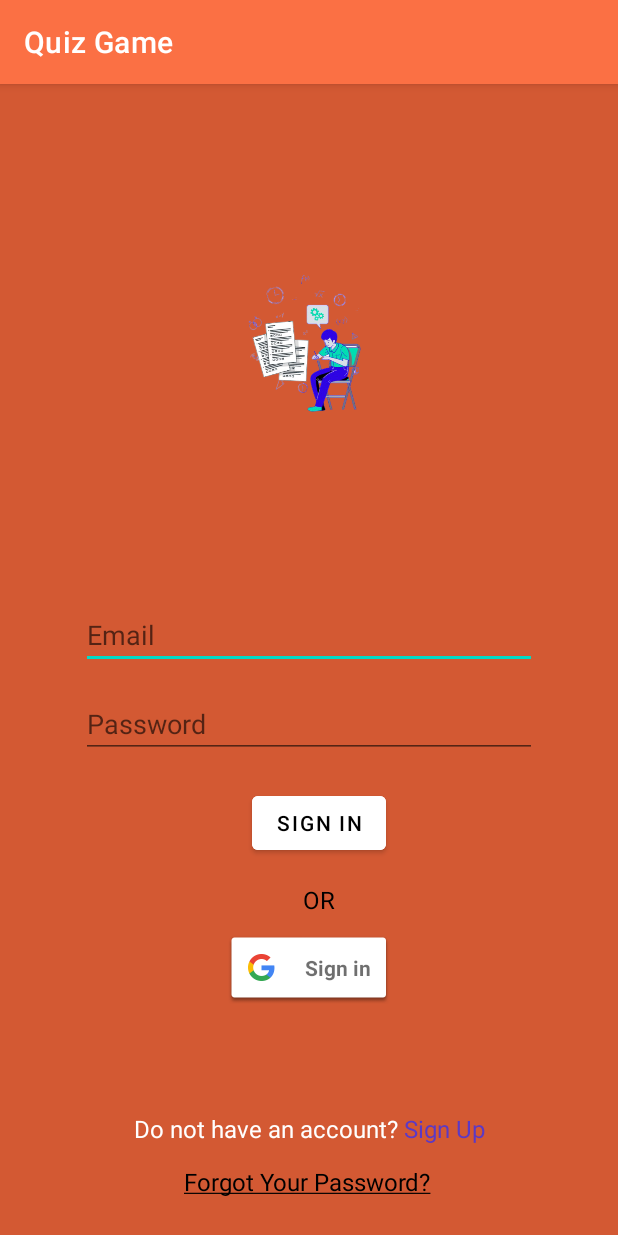
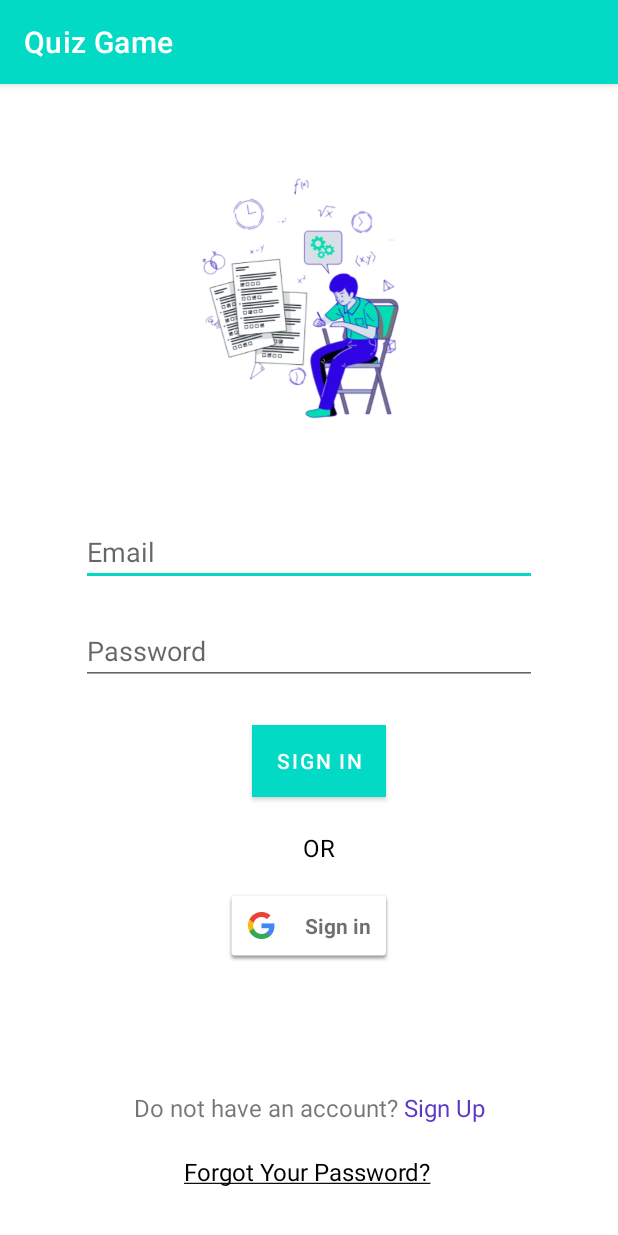
Before and after one commit to vip955529/OIBSIP-Quiz-Game, an Android app: the screen it shows after launch (Login_Page), on a phone screen of 412 x 824 dp. Run offline under Robolectric (Android 15) with nearby library versions, the light colour scheme and no system bars; our stand-ins replace Firebase (no records; nobody signed in at launch, a user with empty details on screens opened directly).

Commit message:
Change Logo

```diff
--- a/app/src/main/java/com/techvipin130524/quizgame/Login_Page.java
+++ b/app/src/main/java/com/techvipin130524/quizgame/Login_Page.java
@@ -1,4 +1,6 @@
 package com.techvipin130524.quizgame;
+
+import static com.techvipin130524.quizgame.util.Const.default_web_client_id;
 
 import android.content.Intent;
 import android.os.Bundle;
@@ -120,7 +122,7 @@ public class Login_Page extends AppCompatActivity {
     public void signinGoogle() {
         GoogleSignInOptions googleSignInOptions = new GoogleSignInOptions
                 .Builder(GoogleSignInOptions.DEFAULT_SIGN_IN)
-                .requestIdToken("318687690431-qjhikevolp7q2rgi6lrmrh5t3coqvh4v.apps.googleusercontent.com")
+                .requestIdToken(default_web_client_id)
                 .requestEmail()
                 .build();
 
@@ -153,7 +155,7 @@ public class Login_Page extends AppCompatActivity {
     private void firebaseSignInWithGoogle(Task<GoogleSignInAccount> task) {
         try {
             GoogleSignInAccount account = task.getResult(ApiException.class);
-            Toast.makeText(this, "Successfully", Toast.LENGTH_SHORT).show();
+            Toast.makeText(this, "Successfully : "+account.getEmail(), Toast.LENGTH_SHORT).show();
             Intent i = new Intent(Login_Page.this,MainActivity.class);
             startActivity(i);
             finish();
--- a/app/src/main/java/com/techvipin130524/quizgame/Quiz_Page.java
+++ b/app/src/main/java/com/techvipin130524/quizgame/Quiz_Page.java
@@ -241,6 +241,8 @@ public class Quiz_Page extends AppCompatActivity {
                 else {
                     Toast.makeText(Quiz_Page.this, "You answered all questions"
                             , Toast.LENGTH_SHORT).show();
+                    finish.setVisibility(View.VISIBLE);
+                    next.setVisibility(View.INVISIBLE);
                 }
 
 
--- a/app/src/main/java/com/techvipin130524/quizgame/util/Const.java
+++ b/app/src/main/java/com/techvipin130524/quizgame/util/Const.java
@@ -4,5 +4,6 @@ public class Const {
     public static final String SCORE_TABLE = "scores";
     public static final String SCORE_CORRECT = "correct";
     public static final String SCORE_WRONG = "wrong";
+    public static final String default_web_client_id = "318687690431-qjhikevolp7q2rgi6lrmrh5t3coqvh4v.apps.googleusercontent.com";
 
 }
--- a/app/src/main/res/layout/activity_login_page.xml
+++ b/app/src/main/res/layout/activity_login_page.xml
@@ -5,14 +5,13 @@
     android:id="@+id/main"
     android:layout_width="match_parent"
     android:layout_height="match_parent"
-    android:background="#D35933"
     tools:context=".Login_Page"
     tools:layout_editor_absoluteY="81dp">
 
     <ImageView
         android:id="@+id/imageView"
-        android:layout_width="150dp"
-        android:layout_height="0dp"
+        android:layout_width="wrap_content"
+        android:layout_height="250dp"
         android:layout_marginTop="16dp"
         android:layout_marginBottom="9dp"
         app:layout_constraintBottom_toTopOf="@+id/editTextLoginEmail"
@@ -31,7 +30,6 @@
         android:ems="10"
         android:hint="Email"
         android:inputType="textEmailAddress"
-        android:textColor="@color/white"
         app:layout_constraintBottom_toTopOf="@+id/editTextLoginPassword"
         app:layout_constraintEnd_toEndOf="parent"
         app:layout_constraintStart_toStartOf="parent"
@@ -47,7 +45,6 @@
         android:ems="10"
         android:hint="Password"
         android:inputType="textPassword"
-        android:textColor="@color/white"
         app:layout_constraintBottom_toTopOf="@+id/buttonLoginSignin"
         app:layout_constraintEnd_toEndOf="parent"
         app:layout_constraintStart_toStartOf="parent"
@@ -59,9 +56,9 @@
         android:layout_height="wrap_content"
         android:layout_marginStart="18dp"
         android:layout_marginBottom="16dp"
-        android:backgroundTint="@color/white"
         android:text="Sign In"
-        android:textColor="@color/black"
+        android:textColor="@color/white"
+        android:background="@color/teal_200"
         app:layout_constraintBottom_toTopOf="@+id/textView"
         app:layout_constraintStart_toStartOf="@+id/buttonLoginGoogleSignin"
         app:layout_constraintTop_toBottomOf="@+id/editTextLoginPassword" />
@@ -85,7 +82,6 @@
         android:layout_height="wrap_content"
         android:layout_marginBottom="13dp"
         android:text="@string/account"
-        android:textColor="@color/white"
         android:textSize="16sp"
         app:layout_constraintBottom_toTopOf="@+id/textViewLoginForgotPassword"
         app:layout_constraintEnd_toEndOf="parent"
--- a/app/src/main/res/layout/activity_sign_up_page.xml
+++ b/app/src/main/res/layout/activity_sign_up_page.xml
@@ -10,8 +10,8 @@
 
     <ImageView
         android:id="@+id/imageView"
-        android:layout_width="150dp"
-        android:layout_height="150dp"
+        android:layout_width="wrap_content"
+        android:layout_height="250dp"
         android:layout_marginTop="24dp"
         android:layout_marginBottom="13dp"
         app:layout_constraintBottom_toTopOf="@+id/editTextSignUpEmail"
@@ -30,7 +30,6 @@
         android:ems="10"
         android:hint="Email"
         android:inputType="textEmailAddress"
-        android:textColor="@color/white"
         app:layout_constraintBottom_toTopOf="@+id/editTextSignUpPassword"
         app:layout_constraintEnd_toEndOf="parent"
         app:layout_constraintStart_toStartOf="parent"
@@ -46,7 +45,6 @@
         android:ems="10"
         android:hint="Password"
         android:inputType="textPassword"
-        android:textColor="@color/white"
         app:layout_constraintBottom_toTopOf="@+id/buttonSignUpSign"
         app:layout_constraintEnd_toEndOf="parent"
         app:layout_constraintStart_toStartOf="parent"
--- a/app/src/main/res/values/themes.xml
+++ b/app/src/main/res/values/themes.xml
@@ -9,8 +9,8 @@
         <!-- Customize your light theme here. -->
         <!-- <item name="colorPrimary">@color/my_light_primary</item> -->
 
-        <item name="colorPrimary">#FB7044</item>
-        <item name="colorPrimaryVariant">#FB7044</item>
+        <item name="colorPrimary">#F1F0E9</item>
+        <item name="colorPrimaryVariant">#41644A</item>
         <item name="colorOnPrimary">@color/white</item>
 
         <item name="colorSecondary">@color/teal_200</item>
@@ -25,8 +25,8 @@
         <!-- Customize your light theme here. -->
         <!-- <item name="colorPrimary">@color/my_light_primary</item> -->
 
-        <item name="colorPrimary">#FB7044</item>
-        <item name="colorPrimaryVariant">#FB7044</item>
+        <item name="colorPrimary">@color/teal_200</item>
+        <item name="colorPrimaryVariant">@color/teal_200</item>
         <item name="colorOnPrimary">@color/white</item>
 
         <item name="colorSecondary">@color/teal_200</item>
```
Also changed, not shown: app/src/main/AndroidManifest.xml (+5 -9 lines), app/src/main/res/layout/activity_forgot_password.xml (+3 -4 lines).
